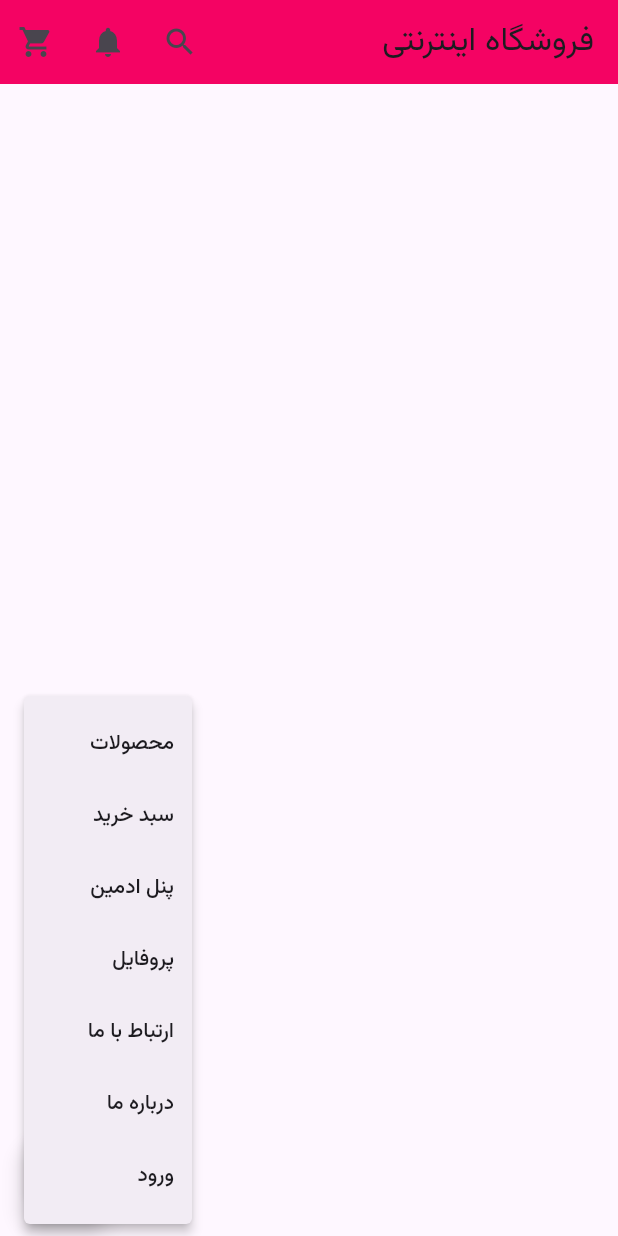
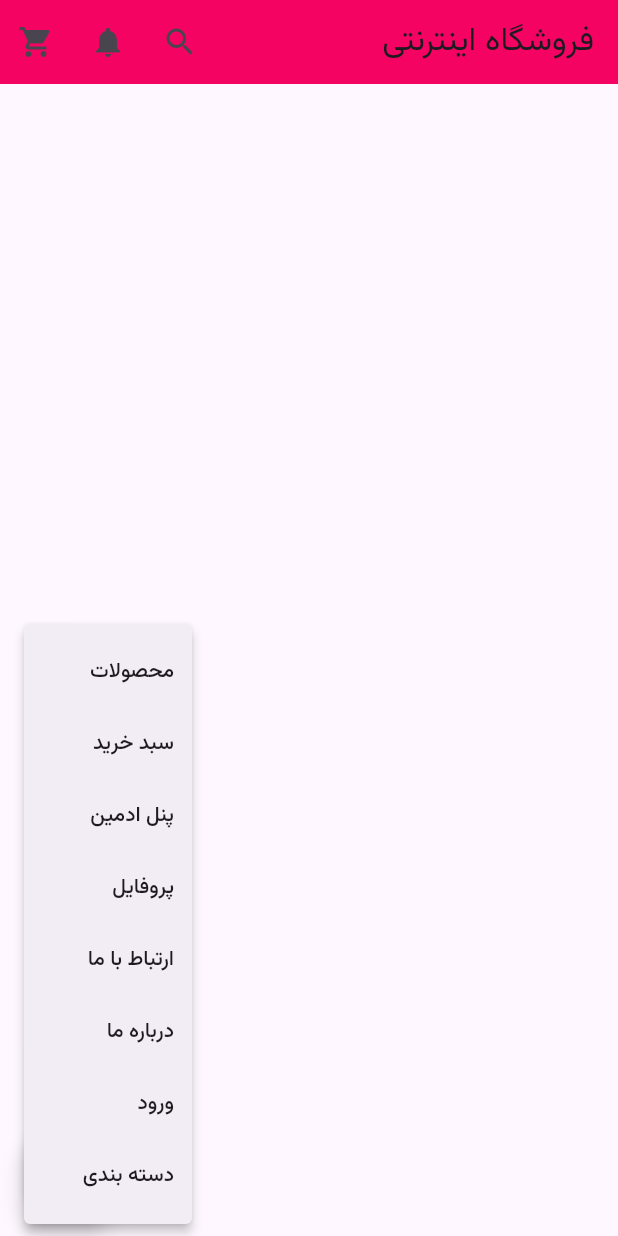
Before and after one commit to Im-mohsen/Final_flutter_project, a Flutter app: the screen it shows after launch, after a tap on the "menu" icon, on a phone screen of 412 x 824 dp. Run offline on Flutter 3.47's test engine with Material 3 defaults, Android fonts, the light colour scheme and no system bars.

Commit message:
add categories page

```diff
--- a/lib/main.dart
+++ b/lib/main.dart
@@ -7,6 +7,7 @@ import 'pages/profile.dart';
 import 'pages/aboutus.dart';
 import 'pages/contactus.dart';
 import 'login.dart';
+import 'pages/categories.dart';
 
 void main() {
   runApp(const MyApp());
@@ -304,6 +305,13 @@ class _MyHomePageState extends State<MyHomePage> {
                   child: Text('ورود', textDirection: TextDirection.rtl),
                 ),
               ),
+              const PopupMenuItem<String>(
+                value: 'categories',
+                child: Align(
+                  alignment: Alignment.centerRight,
+                  child: Text('دسته بندی', textDirection: TextDirection.rtl),
+                ),
+              ),
             ],
           );
 
@@ -321,6 +329,8 @@ class _MyHomePageState extends State<MyHomePage> {
             Navigator.push(context, MaterialPageRoute(builder: (_) => const AboutusPage()));
           } else if (selected == 'login') {
             Navigator.push(context, MaterialPageRoute(builder: (_) => const LoginScreen()));
+          } else if (selected == 'categories') {
+            Navigator.push(context, MaterialPageRoute(builder: (_) => const CategoriesPage()));
           }
 
         },
--- /dev/null
+++ b/lib/pages/categories.dart
@@ -0,0 +1,13 @@
+import 'package:flutter/material.dart';
+
+class CategoriesPage extends StatelessWidget {
+  const CategoriesPage({super.key});
+
+  @override
+  Widget build(BuildContext context) {
+    return Scaffold(
+      appBar: AppBar(title: const Text('دسته بندی')),
+      body: const Center(child: Text('این صفحه دسته بندی است')),
+    );
+  }
+}
```
